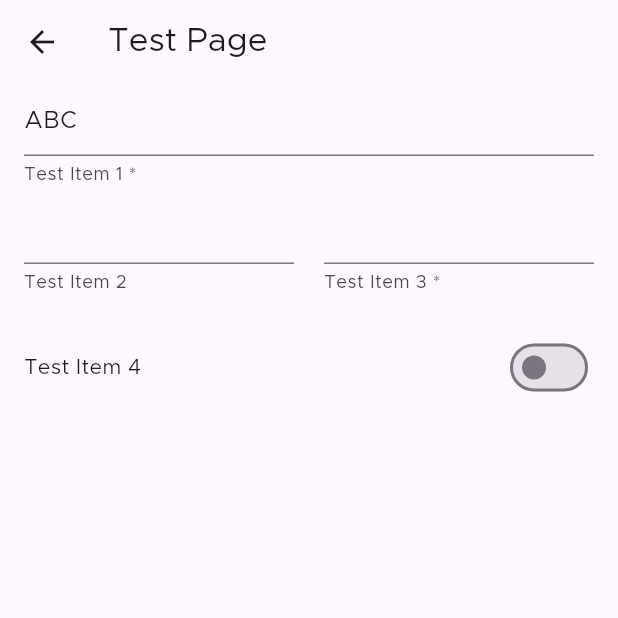
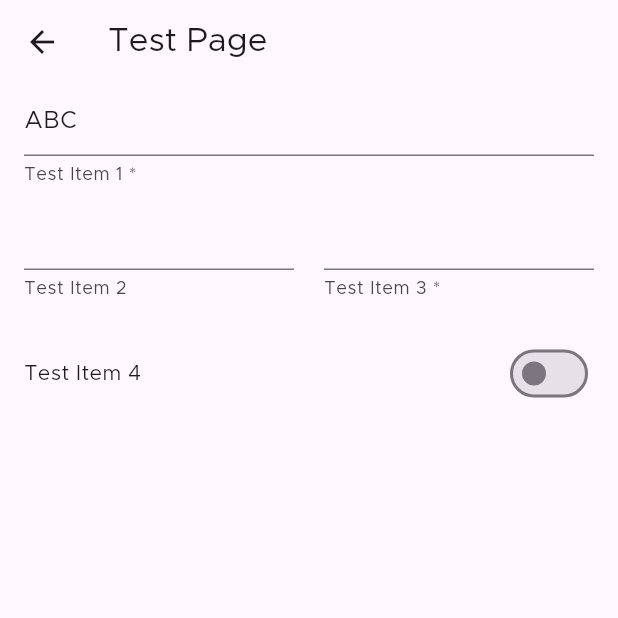
Before and after one commit to ImranR98/Obtainium, a Flutter app: the TestPage screen opened directly, on a phone screen of 412 x 824 dp, the top half of it. Run offline on Flutter 3.47's test engine with Material 2 defaults, Android fonts, the phone set to English and light mode, and no system bars; drawn by our look-alikes of dynamic_color; our stand-ins replace device_info_plus, file_picker, flutter_local_notifications, fluttertoast, permission_handler, shared_preferences and 1 more; missing offline and left inert: flutter_fgbg, install_plugin_v2, workmanager; accounts and stored records are empty; statements that could not run were skipped.

Commit message:
Tweaks, more

```diff
--- a/lib/app_sources/github.dart
+++ b/lib/app_sources/github.dart
@@ -72,7 +72,11 @@ class GitHub implements AppSource {
 
   @override
   List<List<GeneratedFormItem>> additionalDataFormItems = [
-    [GeneratedFormItem(label: "Include Prereleases", type: FormItemType.bool)],
+    [GeneratedFormItem(label: "Include prereleases", type: FormItemType.bool)],
+    [
+      GeneratedFormItem(
+          label: "Fallback to older releases", type: FormItemType.bool)
+    ],
     [
       GeneratedFormItem(
           label: "Filter APKs by Regular Expression",
--- a/lib/components/generated_form.dart
+++ b/lib/components/generated_form.dart
@@ -140,9 +140,11 @@ class _GeneratedFormState extends State<GeneratedForm> {
       if (rowInputs.key > 0) {
         rows.add([
           SizedBox(
-            height: widget.items[rowInputs.key][0].type == FormItemType.bool
+            height: widget.items[rowInputs.key][0].type == FormItemType.bool &&
+                    widget.items[rowInputs.key - 1][0].type ==
+                        FormItemType.string
                 ? 25
-                : 4,
+                : 8,
           )
         ]);
       }
--- a/lib/components/generated_form_modal.dart
+++ b/lib/components/generated_form_modal.dart
@@ -55,5 +55,3 @@ class _GeneratedFormModalState extends State<GeneratedFormModal> {
     );
   }
 }
-
-// TODO: Add support for larger textarea so this can be used for text/json imports
--- a/lib/pages/home.dart
+++ b/lib/pages/home.dart
@@ -26,7 +26,7 @@ class _HomePageState extends State<HomePage> {
   List<int> selectedIndexHistory = [];
 
   List<NavigationPageItem> pages = [
-    NavigationPageItem('Apps', Icons.apps, const TestPage()),
+    NavigationPageItem('Apps', Icons.apps, const AppsPage()),
     NavigationPageItem('Add App', Icons.add, const AddAppPage()),
     NavigationPageItem(
         'Import/Export', Icons.import_export, const ImportExportPage()),
```
Also changed, not shown: lib/pages/add_app.dart (+37 -33 lines).
